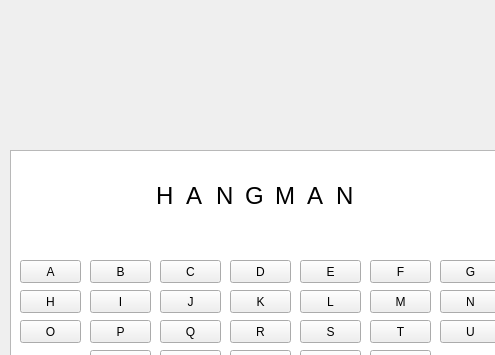
Qt form hangman.ui (nadabadawi/Hangman_Game_Qt_Project) before a commit; both pictures show x 0 to 495 and y 0 to 355 of the 630 by 607 pixel window.
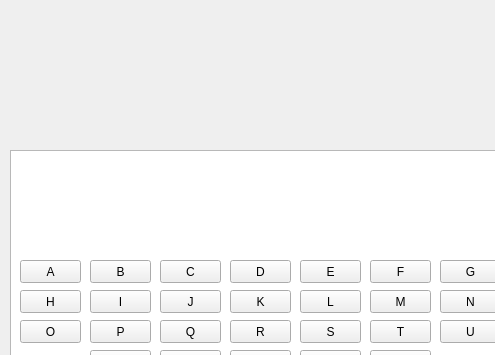
The same form after that commit.

Commit message: Right buttons clicked will make the corresponding letters appear

What changed in the file:
```diff
--- a/hangman.ui
+++ b/hangman.ui
@@ -376,7 +376,7 @@
     </font>
    </property>
    <property name="text">
-    <string>H</string>
+    <string/>
    </property>
    <property name="frame">
     <bool>false</bool>
@@ -400,7 +400,7 @@
     </font>
    </property>
    <property name="text">
-    <string>A</string>
+    <string/>
    </property>
    <property name="frame">
     <bool>false</bool>
@@ -427,7 +427,7 @@
     </font>
    </property>
    <property name="text">
-    <string>N</string>
+    <string/>
    </property>
    <property name="frame">
     <bool>false</bool>
@@ -454,7 +454,7 @@
     </font>
    </property>
    <property name="text">
-    <string>G</string>
+    <string/>
    </property>
    <property name="frame">
     <bool>false</bool>
@@ -478,7 +478,7 @@
     </font>
    </property>
    <property name="text">
-    <string>M</string>
+    <string/>
    </property>
    <property name="frame">
     <bool>false</bool>
@@ -502,7 +502,7 @@
     </font>
    </property>
    <property name="text">
-    <string>A</string>
+    <string/>
    </property>
    <property name="frame">
     <bool>false</bool>
@@ -526,7 +526,7 @@
     </font>
    </property>
    <property name="text">
-    <string>N</string>
+    <string/>
    </property>
    <property name="frame">
     <bool>false</bool>
```
Left out of the diff: 2 changed lines with no effect on the pictures. The commit also changes 2 other files.
